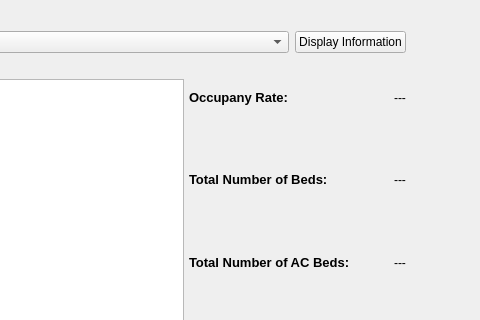
Qt form viewfacility.ui (hummushaman/EOBCproject) before a commit; both pictures show x 316 to 796 and y 0 to 320 of the 796 by 645 pixel window.
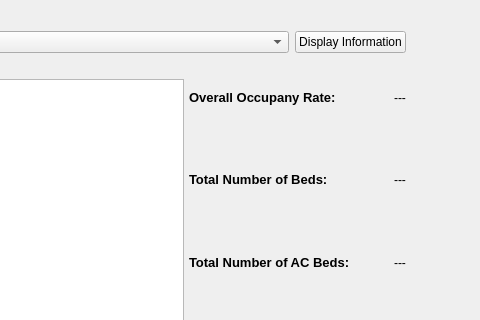
The same form after that commit.

```diff
--- a/viewfacility.ui
+++ b/viewfacility.ui
@@ -163,7 +163,7 @@
 &lt;html&gt;&lt;head&gt;&lt;meta name=&quot;qrichtext&quot; content=&quot;1&quot; /&gt;&lt;style type=&quot;text/css&quot;&gt;
 p, li { white-space: pre-wrap; }
 &lt;/style&gt;&lt;/head&gt;&lt;body style=&quot; font-family:'Sans'; font-size:10pt; font-weight:400; font-style:normal;&quot;&gt;
-&lt;p style=&quot; margin-top:0px; margin-bottom:0px; margin-left:0px; margin-right:0px; -qt-block-indent:0; text-indent:0px;&quot;&gt;&lt;span style=&quot; font-weight:600;&quot;&gt;Occupany Rate: &lt;/span&gt;&lt;/p&gt;&lt;/body&gt;&lt;/html&gt;</string>
+&lt;p style=&quot; margin-top:0px; margin-bottom:0px; margin-left:0px; margin-right:0px; -qt-block-indent:0; text-indent:0px;&quot;&gt;&lt;span style=&quot; font-weight:600;&quot;&gt;Overall Occupany Rate: &lt;/span&gt;&lt;/p&gt;&lt;/body&gt;&lt;/html&gt;</string>
              </property>
             </widget>
            </item>
```
